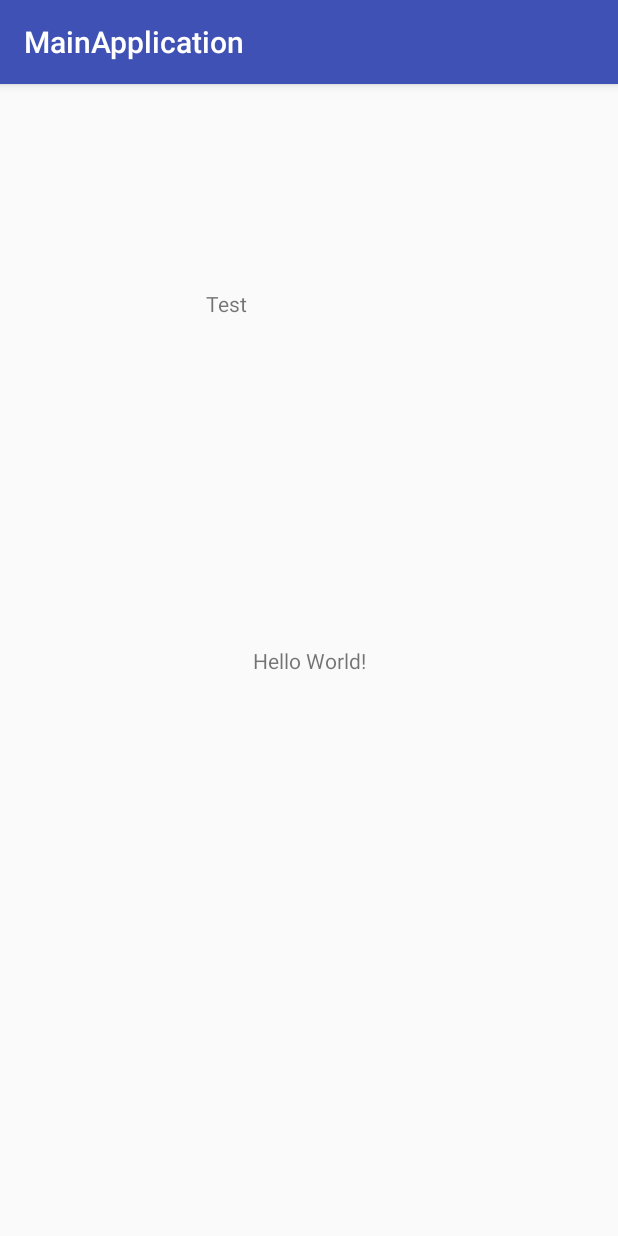
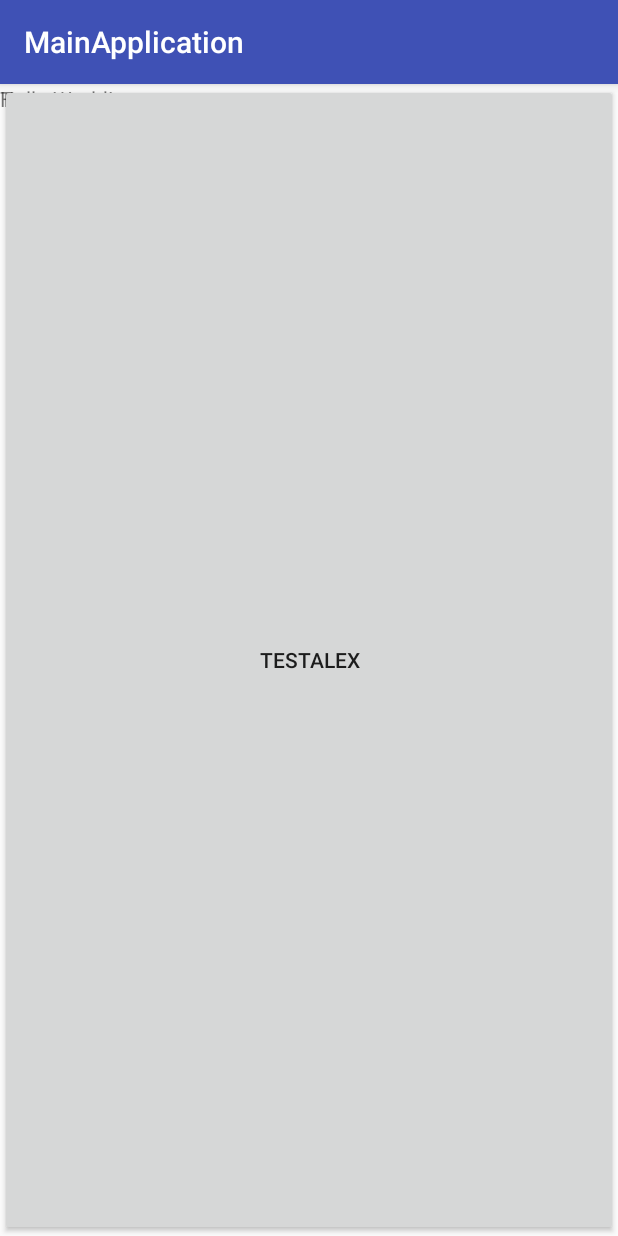
Before and after one commit to Beo1337/MainApplication, an Android app: the screen it shows after launch (MainActivity), on a phone screen of 412 x 824 dp. Run offline under Robolectric (Android 15) with nearby library versions, the phone set to English and light mode, and no system bars.

Commit message:
Alex Test

```diff
--- a/app/src/main/res/layout/activity_main.xml
+++ b/app/src/main/res/layout/activity_main.xml
@@ -7,8 +7,8 @@
     tools:context="com.example.seps.mainapplication.MainActivity">
 
     <TextView
-        android:layout_width="wrap_content"
-        android:layout_height="wrap_content"
+        android:layout_width="0dp"
+        android:layout_height="0dp"
         android:text="Hello World!"
         app:layout_constraintBottom_toBottomOf="parent"
         app:layout_constraintLeft_toLeftOf="parent"
@@ -16,14 +16,26 @@
         app:layout_constraintTop_toTopOf="parent" />
 
     <TextView
-        android:layout_width="138dp"
-        android:layout_height="495dp"
+        android:layout_width="793dp"
+        android:layout_height="586dp"
         android:text="Test"
-        tools:layout_editor_absoluteY="8dp"
-        tools:layout_editor_absoluteX="8dp"
         app:layout_constraintBottom_toBottomOf="parent"
         app:layout_constraintLeft_toLeftOf="parent"
         app:layout_constraintRight_toRightOf="parent"
-        app:layout_constraintTop_toTopOf="parent" />
+        app:layout_constraintTop_toTopOf="parent"
+        app:layout_constraintHorizontal_bias="0.0"
+        app:layout_constraintVertical_bias="0.0" />
+
+    <Button
+        app:layout_constraintBottom_toBottomOf="parent"
+        app:layout_constraintLeft_toLeftOf="parent"
+        app:layout_constraintRight_toRightOf="parent"
+        app:layout_constraintTop_toTopOf="parent"
+        android:text="TestAlex"
+        android:layout_width="0dp"
+        android:layout_height="0dp"
+        tools:layout_editor_absoluteY="0dp"
+        tools:layout_editor_absoluteX="0dp"
+        android:id="@+id/button" />
 
 </android.support.constraint.ConstraintLayout>
```
Also changed, not shown: app/src/main/AndroidManifest.xml (+13 -0 lines).
